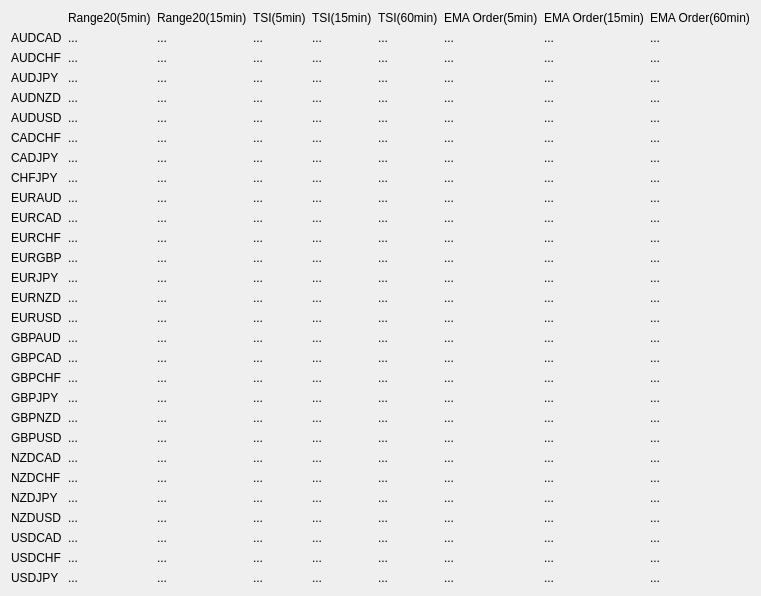
Old version of the form ui/scanner.ui in the repository boyuhou/ScannerApp.
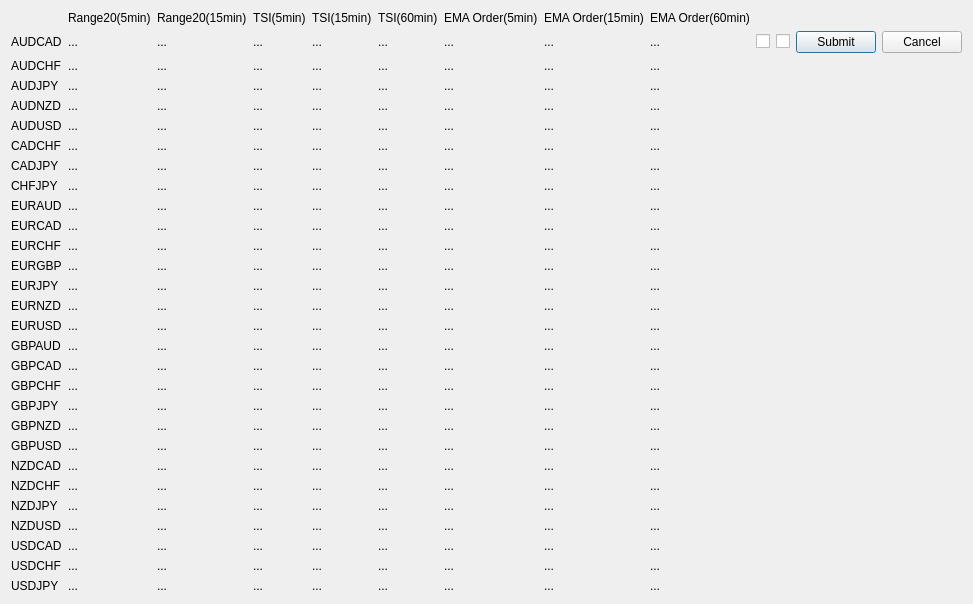
New version of the form.

Commit message: LG - add checkbox and button

Diff of the .ui file:
```diff
--- a/ui/scanner.ui
+++ b/ui/scanner.ui
@@ -1841,6 +1841,35 @@
                     </property>
                 </widget>
             </item>
+
+            <item row="1" column="9">
+                <widget class="QCheckBox" name="ckb1_AUDCAD">
+                    <property name="text">
+                        <string></string>
+                    </property>
+                </widget>
+            </item>
+            <item row="1" column="10">
+                <widget class="QCheckBox" name="ckb2_AUDCAD">
+                    <property name="text">
+                        <string></string>
+                    </property>
+                </widget>
+            </item>
+            <item row="1" column="11">
+                <widget class="QPushButton" name="submit_AUDCAD">
+                    <property name="text">
+                        <string>Submit</string>
+                    </property>
+                </widget>
+            </item>
+            <item row="1" column="12">
+                <widget class="QPushButton" name="cancel_AUDCAD">
+                    <property name="text">
+                        <string>Cancel</string>
+                    </property>
+                </widget>
+            </item>
         </layout>
     </widget>
     <resources/>
```
The commit also changes 4 other files.
